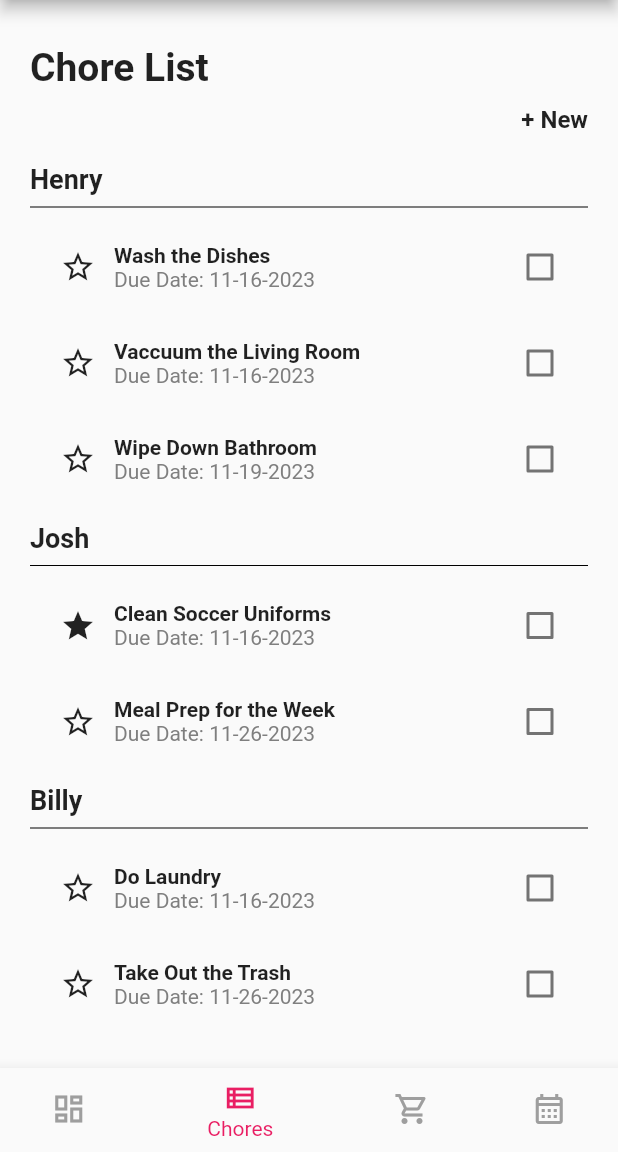
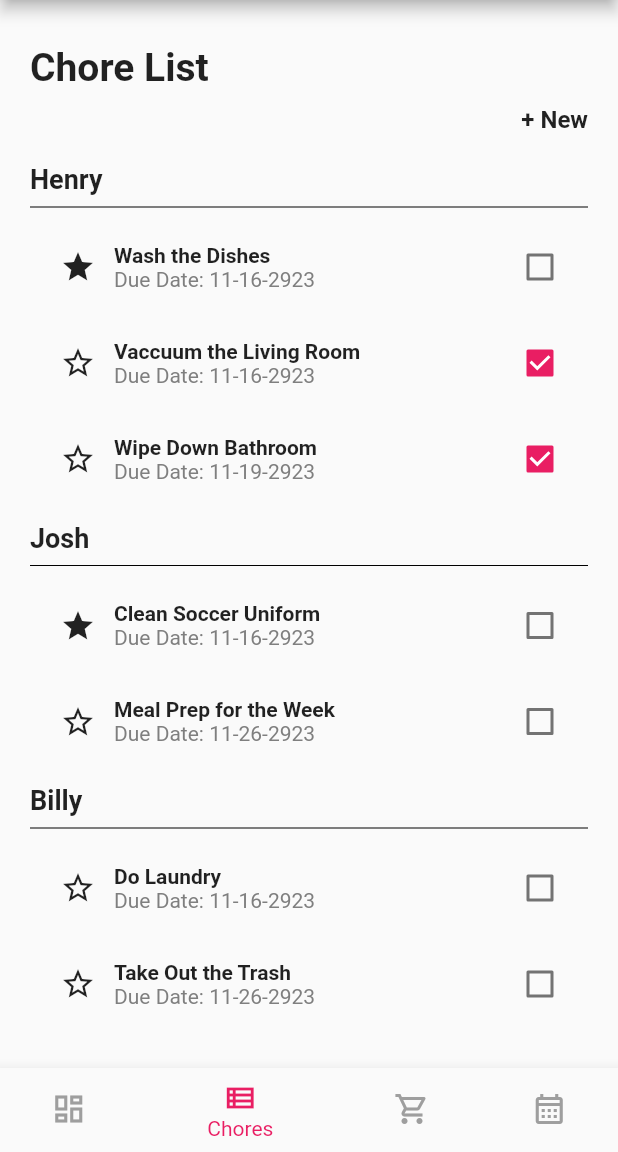
Before and after one commit to Jdd2020/rumii, a Flutter app: the DashboardView screen opened by its route, item 2 of the bottom bar chosen, after a tap on the "star" icon, on a phone screen of 412 x 824 dp, the part 84-1236 px from its top. Run offline on Flutter 3.47's test engine with Material 2 defaults, Android fonts, the light colour scheme and no system bars.

Commit message:
Enabled data for chore list

```diff
--- /dev/null
+++ b/lib/models/chore_model.dart
@@ -0,0 +1,26 @@
+class Chore {
+  final String name;
+  final bool priority;
+  final String dueDate;
+  final bool isCompleted;
+
+  Chore({
+    required this.priority,
+    required this.name,
+    required this.dueDate,
+    required this.isCompleted,
+  });
+
+  Chore.fromJson(Map<String, dynamic> json)
+      : name = json['name'] as String,
+        priority = json['priority'] as bool,
+        dueDate = json['dueDate'] as String,
+        isCompleted = json['isCompleted'] as bool;
+
+  Map<String, dynamic> toJson() => {
+        'name': name,
+        'priority': priority,
+        'dueDate': dueDate,
+        'isCompleted': isCompleted
+      };
+}
--- /dev/null
+++ b/lib/models/user_model.dart
@@ -0,0 +1,8 @@
+import 'package:rumii/viewmodels/chore_view_model.dart';
+
+class User {
+  final String name;
+  final List<ChoreViewModel> chores;
+
+  User({required this.name, required this.chores});
+}
--- /dev/null
+++ b/lib/viewmodels/chore_list_view_model.dart
@@ -0,0 +1,40 @@
+import 'package:flutter/material.dart';
+import 'package:flutter/rendering.dart';
+import 'dart:io';
+import 'dart:convert';
+import 'package:flutter/services.dart' show rootBundle;
+import 'package:rumii/viewmodels/chore_view_model.dart';
+import 'package:rumii/viewmodels/user_view_model.dart';
+import 'package:rumii/models/chore_model.dart';
+import 'package:rumii/models/user_model.dart';
+
+class ChoreListViewModel extends ChangeNotifier {
+  List<UserViewModel> users = <UserViewModel>[];
+
+  Future<void> getUserList(String houseKey) async {
+    final String jsonString =
+        await rootBundle.loadString('assets/choreDB.json');
+    var houseList = await jsonDecode(jsonString) as Map<String, dynamic>;
+    if (houseList.containsKey(houseKey)) {
+      var userData = houseList[houseKey] as Map<String, dynamic>;
+      var userList = userData.keys.toList();
+      //print(userList.toString());
+      for (var i = 0; i < userList.length; i++) {
+        var chores = userData[userList[i]] as Map<String, dynamic>;
+        var choreList = chores.keys.toList();
+        //print(choreList.toString());
+        var tempChores = <ChoreViewModel>[];
+        for (var n = 0; n < choreList.length; n++) {
+          var chore = ChoreViewModel(
+              chore:
+                  Chore.fromJson(chores[choreList[n]] as Map<String, dynamic>));
+          tempChores.add(chore);
+        }
+        var user =
+            UserViewModel(user: User(name: userList[i], chores: tempChores));
+        users.add(user);
+      }
+      notifyListeners();
+    }
+  }
+}
--- /dev/null
+++ b/lib/viewmodels/chore_view_model.dart
@@ -0,0 +1,23 @@
+import 'package:rumii/models/chore_model.dart';
+
+class ChoreViewModel {
+  final Chore chore;
+
+  ChoreViewModel({required this.chore});
+
+  String get name {
+    return chore.name;
+  }
+
+  bool get priority {
+    return chore.priority;
+  }
+
+  String get dueDate {
+    return chore.dueDate;
+  }
+
+  bool get isCompleted {
+    return chore.isCompleted;
+  }
+}
--- /dev/null
+++ b/lib/viewmodels/user_view_model.dart
@@ -0,0 +1,16 @@
+import 'package:rumii/models/user_model.dart';
+import 'package:rumii/viewmodels/chore_view_model.dart';
+
+class UserViewModel {
+  final User user;
+
+  UserViewModel({required this.user});
+
+  List<ChoreViewModel> get chores {
+    return user.chores;
+  }
+
+  String get name {
+    return user.name;
+  }
+}
--- a/lib/views/Chores/chore_list_view.dart
+++ b/lib/views/Chores/chore_list_view.dart
@@ -1,8 +1,11 @@
 import 'package:flutter/material.dart';
+import 'package:provider/provider.dart';
+import 'package:rumii/viewmodels/user_view_model.dart';
 import 'package:rumii/views/widgets/CustomBottomNavigationBar.dart';
 import 'package:rumii/views/Chores/new_chore_view.dart';
 import 'package:rumii/views/Chores/view_chore_view.dart';
-
+import 'package:rumii/viewmodels/chore_list_view_model.dart';
+import 'package:rumii/viewmodels/user_view_model.dart';
 
 class ChoreListView extends StatefulWidget {
   const ChoreListView({super.key});
@@ -12,17 +15,35 @@ class ChoreListView extends StatefulWidget {
   _ChoreListViewState createState() => _ChoreListViewState();
 }
 
+Future<List<UserViewModel>> fetchUsers(String houseKey) async {
+  ChoreListViewModel chores = ChoreListViewModel();
+  await chores.getUserList(houseKey);
+  return chores.users;
+}
+
 class _ChoreListViewState extends State<ChoreListView> {
+  final Future<List<UserViewModel>> users =
+      Future<List<UserViewModel>>(() async {
+    print("in funct");
+    ChoreListViewModel chores = ChoreListViewModel();
+    print("funct");
+    chores.getUserList("DSBU781");
+    print("in funct");
+    return chores.users;
+  });
+
   @override
-  void initState() {
+  initState() {
     super.initState();
   }
 
   @override
   Widget build(BuildContext context) {
+//Provider.of<ChoreListViewModel>(context).users;
     return Scaffold(
       appBar: AppBar(
-          title: Image.asset('assets/images/rumii-logo.png', height: 28.00, width: 70.00), //const Text("Rumii"),
+        title: Image.asset('assets/images/rumii-logo.png',
+            height: 28.00, width: 70.00), //const Text("Rumii"),
         centerTitle: true,
         automaticallyImplyLeading: false,
       ),
@@ -34,7 +55,11 @@ class _ChoreListViewState extends State<ChoreListView> {
             crossAxisAlignment: CrossAxisAlignment.start,
             children: <Widget>[
               const SizedBox(height: 10),
-            const Text('Chore List', style: (TextStyle(fontSize: 26, fontWeight: FontWeight.bold,))),
+              const Text('Chore List',
+                  style: (TextStyle(
+                    fontSize: 26,
+                    fontWeight: FontWeight.bold,
+                  ))),
               const SizedBox(height: 10),
               Align(
                 alignment: Alignment.topRight,
@@ -49,30 +74,39 @@ class _ChoreListViewState extends State<ChoreListView> {
                   onTap: () => {
                     Navigator.push(
                       context,
-                              MaterialPageRoute(
-                                  builder: (context) => const NewChore()
-                              ),
+                      MaterialPageRoute(builder: (context) => const NewChore()),
                     )
                   },
                 ),
               ),
-                      const SizedBox(height:20),
+              const SizedBox(height: 20),
               Expanded(
-                        child: ListView.builder(
-                          itemCount: users.length,
+                  child: FutureBuilder<List<UserViewModel>>(
+                      future: users,
+                      builder: (BuildContext context,
+                          AsyncSnapshot<List<UserViewModel>> snapshot) {
+                        if (snapshot.connectionState != ConnectionState.done) {
+                          return const CircularProgressIndicator();
+                        }
+                        print("connection finished");
+                        if (snapshot.hasData) {
+                          return (ListView.builder(
+                              itemCount: snapshot.data!.length,
                               itemBuilder: (context, index) {
-                            final user = users[index];
+                                final user = snapshot.data![index];
                                 return Column(
                                   crossAxisAlignment: CrossAxisAlignment.start,
                                   children: [
                                     Text(
                                       user.name,
-                                  style: TextStyle(
+                                      style: const TextStyle(
                                         fontSize: 18,
                                         fontWeight: FontWeight.bold,
                                       ),
                                     ),
-                                Divider(color: Colors.black,),
+                                    const Divider(
+                                      color: Colors.black,
+                                    ),
                                     ListView.builder(
                                       shrinkWrap: true,
                                       physics: NeverScrollableScrollPhysics(),
@@ -84,11 +118,13 @@ class _ChoreListViewState extends State<ChoreListView> {
                                             Navigator.push(
                                               context,
                                               MaterialPageRoute(
-                                                builder: (context) => ViewChore(choreName: chore.name, assignUser: ""),
+                                                builder: (context) => ViewChore(
+                                                    choreName: chore.name,
+                                                    assignUser: ""),
                                               ),
                                             )
                                           },
-                                      child: Padding (
+                                          child: Padding(
                                             padding: const EdgeInsets.all(8.0),
                                             child: Row(
                                               children: [
@@ -101,31 +137,49 @@ class _ChoreListViewState extends State<ChoreListView> {
                                                   onPressed: () {
                                                     //toggle priority
                                                     setState(() {
-                                                chore.priority = !chore.priority;
+                                                      //chore.priority = !chore.priority;
                                                     });
                                                   },
                                                 ),
-
                                                 Column(
-                                              crossAxisAlignment: CrossAxisAlignment.start,
+                                                  crossAxisAlignment:
+                                                      CrossAxisAlignment.start,
                                                   children: [
-                                                Text(chore.name, style: TextStyle(fontWeight: FontWeight.bold)),
-
+                                                    Text(chore.name,
+                                                        style: TextStyle(
+                                                            fontWeight:
+                                                                FontWeight
+                                                                    .bold)),
                                                     Row(
                                                       children: [
-                                                    const Text('Due Date: ', style: TextStyle(color: Color.fromARGB(227, 112, 112, 112),)),
-                                                    Text(chore.dueDate, style: TextStyle(color: Color.fromARGB(227, 112, 112, 112),)),
+                                                        const Text('Due Date: ',
+                                                            style: TextStyle(
+                                                              color: Color
+                                                                  .fromARGB(
+                                                                      227,
+                                                                      112,
+                                                                      112,
+                                                                      112),
+                                                            )),
+                                                        Text(chore.dueDate,
+                                                            style: TextStyle(
+                                                              color: Color
+                                                                  .fromARGB(
+                                                                      227,
+                                                                      112,
+                                                                      112,
+                                                                      112),
+                                                            )),
                                                       ],
                                                     ),
                                                   ],
                                                 ),
-
                                                 Spacer(),
                                                 Checkbox(
                                                   value: chore.isCompleted,
                                                   onChanged: (value) {
                                                     setState(() {
-                                                  chore.isCompleted = value ?? false;
+                                                      //chore.isCompleted = value ?? false;
                                                     });
                                                   },
                                                 ),
@@ -138,9 +192,13 @@ class _ChoreListViewState extends State<ChoreListView> {
                                     SizedBox(height: 10),
                                   ],
                                 );
+                              }));
+                        } else {
+                          return const Text("No Data");
                         }
-                        ) ,)
-          ]),),
+                      })),
+            ]),
+      ),
       bottomNavigationBar: CustomBottomNavigationBar(
           currentRoute: '/chores',
           onRouteChanged: (route) {
@@ -150,7 +208,7 @@ class _ChoreListViewState extends State<ChoreListView> {
     );
   }
 }
-
+/*
 class User {
   final String name;
   final List<Chore> chores;
@@ -177,23 +235,52 @@ List<User> users = [
   User(
     name: 'Henry',
     chores: [
-      Chore(priority: true, name: 'Wash the Dishes', dueDate: '11-16-2023', isCompleted: false),
-      Chore(priority: false, name: 'Vaccuum the Living Room', dueDate: '11-16-2023', isCompleted: false),
-      Chore(priority: false, name: 'Wipe Down Bathroom', dueDate: '11-19-2023', isCompleted: false),
+      Chore(
+          priority: true,
+          name: 'Wash the Dishes',
+          dueDate: '11-16-2023',
+          isCompleted: false),
+      Chore(
+          priority: false,
+          name: 'Vaccuum the Living Room',
+          dueDate: '11-16-2023',
+          isCompleted: false),
+      Chore(
+          priority: false,
+          name: 'Wipe Down Bathroom',
+          dueDate: '11-19-2023',
+          isCompleted: false),
     ],
   ),
   User(
     name: 'Josh',
     chores: [
-      Chore(priority: true, name: "Clean Soccer Uniforms", dueDate: '11-16-2023', isCompleted: false),
-      Chore(priority: false, name: "Meal Prep for the Week", dueDate: '11-26-2023', isCompleted: false),
+      Chore(
+          priority: true,
+          name: "Clean Soccer Uniforms",
+          dueDate: '11-16-2023',
+          isCompleted: false),
+      Chore(
+          priority: false,
+          name: "Meal Prep for the Week",
+          dueDate: '11-26-2023',
+          isCompleted: false),
     ],
   ),
   User(
     name: 'Billy',
     chores: [
-      Chore(priority: false, name: "Do Laundry", dueDate: '11-16-2023', isCompleted: false),
-      Chore(priority: false, name: "Take Out the Trash", dueDate: '11-26-2023', isCompleted: false),
+      Chore(
+          priority: false,
+          name: "Do Laundry",
+          dueDate: '11-16-2023',
+          isCompleted: false),
+      Chore(
+          priority: false,
+          name: "Take Out the Trash",
+          dueDate: '11-26-2023',
+          isCompleted: false),
     ],
   ),
 ];
+*/
--- a/lib/views/Dashboard/dashboard_view.dart
+++ b/lib/views/Dashboard/dashboard_view.dart
@@ -10,7 +10,6 @@ class DashboardView extends StatefulWidget {
 }
 
 class _DashboardViewState extends State<DashboardView> {
-
   DataProvider _dataProvider = DataProvider();
 
   List<String> _recentChores = [];
@@ -40,7 +39,7 @@ class _DashboardViewState extends State<DashboardView> {
     return Scaffold(
       appBar: AppBar(
         title: Image.asset('assets/images/rumii-logo.png',
-          height: 28.00, width: 70.00),
+            height: 28.00, width: 70.00),
         centerTitle: true,
         automaticallyImplyLeading: false,
       ),
@@ -52,23 +51,35 @@ class _DashboardViewState extends State<DashboardView> {
               crossAxisAlignment: CrossAxisAlignment.start,
               children: <Widget>[
                 const SizedBox(height: 10),
-                const Text('Dashboard', style: (TextStyle(fontSize: 26, fontWeight: FontWeight.bold,))),
+                const Text('Dashboard',
+                    style: (TextStyle(
+                      fontSize: 26,
+                      fontWeight: FontWeight.bold,
+                    ))),
                 const SizedBox(height: 20),
-                const Text('Hello, (Name)!', style: TextStyle(fontSize: 32,)),
-                const Text('House Key: (#####)', style: TextStyle(fontSize: 18,)),
+                const Text('Hello, (Name)!',
+                    style: TextStyle(
+                      fontSize: 32,
+                    )),
+                const Text('House Key: (#####)',
+                    style: TextStyle(
+                      fontSize: 18,
+                    )),
                 const SizedBox(height: 20),
-                _buildList("Unfinished Chores", "/chores", _recentChores, Icons.view_list_outlined),
+                _buildList("Unfinished Chores", "/chores", _recentChores,
+                    Icons.view_list_outlined),
                 const SizedBox(height: 10),
-                _buildList("Store Needs", "/shopping_list", _recentStoreNeeds, Icons.shopping_cart_outlined),
+                _buildList("Store Needs", "/shopping_list", _recentStoreNeeds,
+                    Icons.shopping_cart_outlined),
                 const SizedBox(height: 10),
-                _buildList("Upcoming Events", "/calendar", _recentEvents, Icons.calendar_month_outlined),
+                _buildList("Upcoming Events", "/calendar", _recentEvents,
+                    Icons.calendar_month_outlined),
                 const SizedBox(height: 10),
               ])),
       bottomNavigationBar: CustomBottomNavigationBar(
-          currentRoute: '/',
+          currentRoute: '/home',
           onRouteChanged: (route) {
-            Navigator.of(context)
-                .pushNamed(route); // navigate to a different view
+            Navigator.pushNamed(context, route); // navigate to a different view
           }),
     );
   }
--- a/pubspec.yaml
+++ b/pubspec.yaml
@@ -67,6 +67,7 @@ flutter:
   assets:
     - assets/images/
     - assets/userDB.json
+    - assets/choreDB.json
 
   # To add assets to your application, add an assets section, like this:
   # assets:
```
Also changed, not shown: assets/choreDB.json (added, +59 -0 lines), lib/router.dart (+8 -1 lines). Lines whose indentation alone changed are shown as unchanged.
